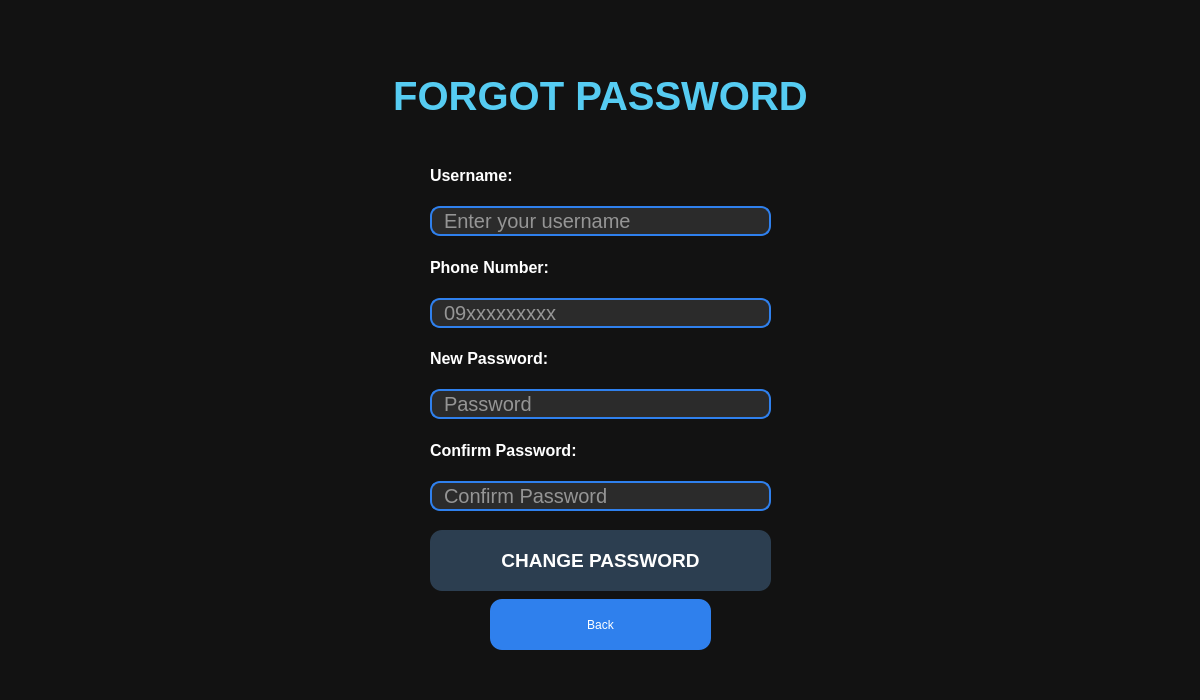
Qt form Platwo/forgotpasswordwindow.ui (Carbon-128X/CarbonApollo-PlaTwo) before a commit.
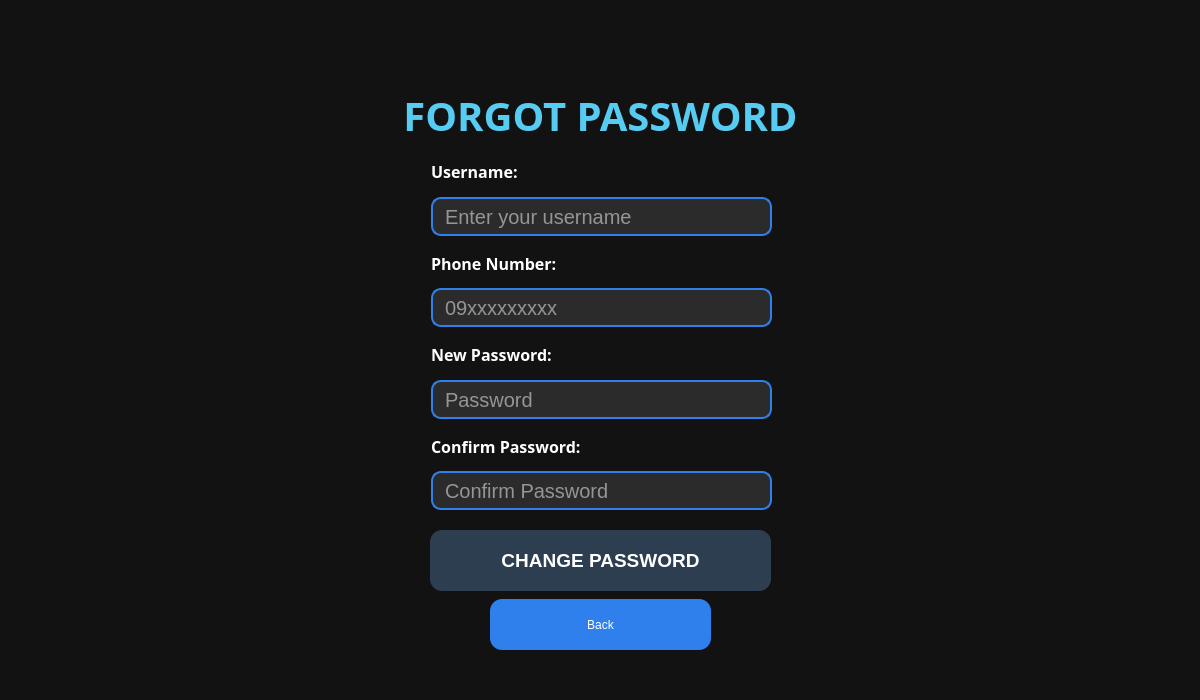
The same form after that commit.

What changed in the file:
```diff
--- a/Platwo/forgotpasswordwindow.ui
+++ b/Platwo/forgotpasswordwindow.ui
@@ -10,6 +10,12 @@
     <height>700</height>
    </rect>
   </property>
+  <property name="maximumSize">
+   <size>
+    <width>1200</width>
+    <height>700</height>
+   </size>
+  </property>
   <property name="windowTitle">
    <string>Form</string>
   </property>
@@ -20,19 +26,21 @@
    <property name="geometry">
     <rect>
      <x>20</x>
-     <y>50</y>
+     <y>40</y>
      <width>1161</width>
-     <height>91</height>
+     <height>151</height>
     </rect>
    </property>
    <property name="font">
     <font>
+     <family>Sitka Text</family>
      <pointsize>30</pointsize>
      <bold>true</bold>
     </font>
    </property>
    <property name="styleSheet">
-    <string notr="true">color:#56CCF2;</string>
+    <string notr="true">color:#56CCF2;
+background:transparent;</string>
    </property>
    <property name="text">
     <string>FORGOT PASSWORD</string>
@@ -41,219 +49,6 @@
     <set>Qt::AlignmentFlag::AlignCenter</set>
    </property>
   </widget>
-  <widget class="QWidget" name="layoutWidget">
-   <property name="geometry">
-    <rect>
-     <x>430</x>
-     <y>150</y>
-     <width>341</width>
-     <height>361</height>
-    </rect>
-   </property>
-   <layout class="QVBoxLayout" name="verticalLayout">
-    <item>
-     <widget class="QLabel" name="usernameLabel">
-      <property name="font">
-       <font>
-        <pointsize>12</pointsize>
-        <bold>true</bold>
-       </font>
-      </property>
-      <property name="styleSheet">
-       <string notr="true">color:white;</string>
-      </property>
-      <property name="text">
-       <string>Username:</string>
-      </property>
-     </widget>
-    </item>
-    <item>
-     <widget class="QLineEdit" name="usernameEdit">
-      <property name="font">
-       <font>
-        <family>Segoe UI</family>
-        <pointsize>15</pointsize>
-        <italic>false</italic>
-        <bold>false</bold>
-       </font>
-      </property>
-      <property name="styleSheet">
-       <string notr="true">QLineEdit{
-    background:#2B2B2B;
-    border:2px solid #2F80ED;
-    border-radius:10px;
-    padding-left:10px;
-    color:white;
-    font:15pt &quot;Segoe UI&quot;;
-}
-
-QLineEdit:focus{
-    border:2px solid #56CCF2;
-}</string>
-      </property>
-      <property name="text">
-       <string/>
-      </property>
-      <property name="placeholderText">
-       <string>Enter your username</string>
-      </property>
-     </widget>
-    </item>
-    <item>
-     <widget class="QLabel" name="phoneLabel">
-      <property name="font">
-       <font>
-        <pointsize>12</pointsize>
-        <bold>true</bold>
-       </font>
-      </property>
-      <property name="styleSheet">
-       <string notr="true">color:white;</string>
-      </property>
-      <property name="text">
-       <string>Phone Number:</string>
-      </property>
-     </widget>
-    </item>
-    <item>
-     <widget class="QLineEdit" name="phoneEdit">
-      <property name="font">
-       <font>
-        <family>Segoe UI</family>
-        <pointsize>15</pointsize>
-        <italic>false</italic>
-        <bold>false</bold>
-       </font>
-      </property>
-      <property name="styleSheet">
-       <string notr="true">QLineEdit{
-    background:#2B2B2B;
-    border:2px solid #2F80ED;
-    border-radius:10px;
-    padding-left:10px;
-    color:white;
-    font:15pt &quot;Segoe UI&quot;;
-}
-
-QLineEdit:focus{
-    border:2px solid #56CCF2;
-}</string>
-      </property>
-      <property name="text">
-       <string/>
-      </property>
-      <property name="maxLength">
-       <number>11</number>
-      </property>
-      <property name="placeholderText">
-       <string>09xxxxxxxxx</string>
-      </property>
-     </widget>
-    </item>
-    <item>
-     <widget class="QLabel" name="newPasswordLabel">
-      <property name="font">
-       <font>
-        <pointsize>12</pointsize>
-        <bold>true</bold>
-       </font>
-      </property>
-      <property name="styleSheet">
-       <string notr="true">color:white;</string>
-      </property>
-      <property name="text">
-       <string>New Password:</string>
-      </property>
-     </widget>
-    </item>
-    <item>
-     <widget class="QLineEdit" name="newPasswordEdit">
-      <property name="font">
-       <font>
-        <family>Segoe UI</family>
-        <pointsize>15</pointsize>
-        <italic>false</italic>
-        <bold>false</bold>
-       </font>
-      </property>
-      <property name="styleSheet">
-       <string notr="true">QLineEdit{
-    background:#2B2B2B;
-    border:2px solid #2F80ED;
-    border-radius:10px;
-    padding-left:10px;
-    color:white;
-    font:15pt &quot;Segoe UI&quot;;
-}
-
-QLineEdit:focus{
-    border:2px solid #56CCF2;
-}</string>
-      </property>
-      <property name="text">
-       <string/>
-      </property>
-      <property name="echoMode">
-       <enum>QLineEdit::EchoMode::Password</enum>
-      </property>
-      <property name="placeholderText">
-       <string>Password</string>
-      </property>
-     </widget>
-    </item>
-    <item>
-     <widget class="QLabel" name="confirmPasswordLabel">
-      <property name="font">
-       <font>
-        <pointsize>12</pointsize>
-        <bold>true</bold>
-       </font>
-      </property>
-      <property name="styleSheet">
-       <string notr="true">color:white;</string>
-      </property>
-      <property name="text">
-       <string>Confirm Password:</string>
-      </property>
-     </widget>
-    </item>
-    <item>
-     <widget class="QLineEdit" name="confirmPasswordEdit">
-      <property name="font">
-       <font>
-        <family>Segoe UI</family>
-        <pointsize>15</pointsize>
-        <italic>false</italic>
-        <bold>false</bold>
-       </font>
-      </property>
-      <property name="styleSheet">
-       <string notr="true">QLineEdit{
-    background:#2B2B2B;
-    border:2px solid #2F80ED;
-    border-radius:10px;
-    padding-left:10px;
-    color:white;
-    font:15pt &quot;Segoe UI&quot;;
-}
-
-QLineEdit:focus{
-    border:2px solid #56CCF2;
-}</string>
-      </property>
-      <property name="text">
-       <string/>
-      </property>
-      <property name="echoMode">
-       <enum>QLineEdit::EchoMode::Password</enum>
-      </property>
-      <property name="placeholderText">
-       <string>Confirm Password</string>
-      </property>
-     </widget>
-    </item>
-   </layout>
-  </widget>
   <widget class="QPushButton" name="changePasswordButton">
    <property name="geometry">
     <rect>
@@ -357,6 +152,263 @@
     <string>Back</string>
    </property>
   </widget>
+  <widget class="QLabel" name="confirmPasswordLabel">
+   <property name="geometry">
+    <rect>
+     <x>431</x>
+     <y>426</y>
+     <width>251</width>
+     <height>41</height>
+    </rect>
+   </property>
+   <property name="font">
+    <font>
+     <family>Sitka Text</family>
+     <pointsize>12</pointsize>
+     <bold>true</bold>
+    </font>
+   </property>
+   <property name="styleSheet">
+    <string notr="true">color:white;
+background:transparent;</string>
+   </property>
+   <property name="text">
+    <string>Confirm Password:</string>
+   </property>
+  </widget>
+  <widget class="QLineEdit" name="newPasswordEdit">
+   <property name="geometry">
+    <rect>
+     <x>431</x>
+     <y>380</y>
+     <width>341</width>
+     <height>39</height>
+    </rect>
+   </property>
+   <property name="font">
+    <font>
+     <family>Segoe UI</family>
+     <pointsize>15</pointsize>
+     <italic>false</italic>
+     <bold>false</bold>
+    </font>
+   </property>
+   <property name="styleSheet">
+    <string notr="true">QLineEdit{
+    background:#2B2B2B;
+    border:2px solid #2F80ED;
+    border-radius:10px;
+    padding-left:10px;
+    color:white;
+    font:15pt &quot;Segoe UI&quot;;
+}
+
+QLineEdit:focus{
+    border:2px solid #56CCF2;
+}</string>
+   </property>
+   <property name="text">
+    <string/>
+   </property>
+   <property name="echoMode">
+    <enum>QLineEdit::EchoMode::Password</enum>
+   </property>
+   <property name="placeholderText">
+    <string>Password</string>
+   </property>
+  </widget>
+  <widget class="QLabel" name="usernameLabel">
+   <property name="geometry">
+    <rect>
+     <x>431</x>
+     <y>151</y>
+     <width>171</width>
+     <height>41</height>
+    </rect>
+   </property>
+   <property name="font">
+    <font>
+     <family>Sitka Text</family>
+     <pointsize>12</pointsize>
+     <bold>true</bold>
+    </font>
+   </property>
+   <property name="styleSheet">
+    <string notr="true">color:white;
+background:transparent;</string>
+   </property>
+   <property name="text">
+    <string>Username:</string>
+   </property>
+  </widget>
+  <widget class="QLabel" name="newPasswordLabel">
+   <property name="geometry">
+    <rect>
+     <x>431</x>
+     <y>334</y>
+     <width>181</width>
+     <height>41</height>
+    </rect>
+   </property>
+   <property name="font">
+    <font>
+     <family>Sitka Text</family>
+     <pointsize>12</pointsize>
+     <bold>true</bold>
+    </font>
+   </property>
+   <property name="styleSheet">
+    <string notr="true">color:white;
+background:transparent;</string>
+   </property>
+   <property name="text">
+    <string>New Password:</string>
+   </property>
+  </widget>
+  <widget class="QLineEdit" name="phoneEdit">
+   <property name="geometry">
+    <rect>
+     <x>431</x>
+     <y>288</y>
+     <width>341</width>
+     <height>39</height>
+    </rect>
+   </property>
+   <property name="font">
+    <font>
+     <family>Segoe UI</family>
+     <pointsize>15</pointsize>
+     <italic>false</italic>
+     <bold>false</bold>
+    </font>
+   </property>
+   <property name="styleSheet">
+    <string notr="true">QLineEdit{
+    background:#2B2B2B;
+    border:2px solid #2F80ED;
+    border-radius:10px;
+    padding-left:10px;
+    color:white;
+    font:15pt &quot;Segoe UI&quot;;
+}
+
+QLineEdit:focus{
+    border:2px solid #56CCF2;
+}</string>
+   </property>
+   <property name="text">
+    <string/>
+   </property>
+   <property name="maxLength">
+    <number>11</number>
+   </property>
+   <property name="placeholderText">
+    <string>09xxxxxxxxx</string>
+   </property>
+  </widget>
+  <widget class="QLineEdit" name="confirmPasswordEdit">
+   <property name="geometry">
+    <rect>
+     <x>431</x>
+     <y>471</y>
+     <width>341</width>
+     <height>39</height>
+    </rect>
+   </property>
+   <property name="font">
+    <font>
+     <family>Segoe UI</family>
+     <pointsize>15</pointsize>
+     <italic>false</italic>
+     <bold>false</bold>
+    </font>
+   </property>
+   <property name="styleSheet">
+    <string notr="true">QLineEdit{
+    background:#2B2B2B;
+    border:2px solid #2F80ED;
+    border-radius:10px;
+    padding-left:10px;
+    color:white;
+    font:15pt &quot;Segoe UI&quot;;
+}
+
+QLineEdit:focus{
+    border:2px solid #56CCF2;
+}</string>
+   </property>
+   <property name="text">
+    <string/>
+   </property>
+   <property name="echoMode">
+    <enum>QLineEdit::EchoMode::Password</enum>
+   </property>
+   <property name="placeholderText">
+    <string>Confirm Password</string>
+   </property>
+  </widget>
+  <widget class="QLineEdit" name="usernameEdit">
+   <property name="geometry">
+    <rect>
+     <x>431</x>
+     <y>197</y>
+     <width>341</width>
+     <height>39</height>
+    </rect>
+   </property>
+   <property name="font">
+    <font>
+     <family>Segoe UI</family>
+     <pointsize>15</pointsize>
+     <italic>false</italic>
+     <bold>false</bold>
+    </font>
+   </property>
+   <property name="styleSheet">
+    <string notr="true">QLineEdit{
+    background:#2B2B2B;
+    border:2px solid #2F80ED;
+    border-radius:10px;
+    padding-left:10px;
+    color:white;
+    font:15pt &quot;Segoe UI&quot;;
+}
+
+QLineEdit:focus{
+    border:2px solid #56CCF2;
+}</string>
+   </property>
+   <property name="text">
+    <string/>
+   </property>
+   <property name="placeholderText">
+    <string>Enter your username</string>
+   </property>
+  </widget>
+  <widget class="QLabel" name="phoneLabel">
+   <property name="geometry">
+    <rect>
+     <x>431</x>
+     <y>243</y>
+     <width>171</width>
+     <height>41</height>
+    </rect>
+   </property>
+   <property name="font">
+    <font>
+     <family>Sitka Text</family>
+     <pointsize>12</pointsize>
+     <bold>true</bold>
+    </font>
+   </property>
+   <property name="styleSheet">
+    <string notr="true">color:white;
+background:transparent;</string>
+   </property>
+   <property name="text">
+    <string>Phone Number:</string>
+   </property>
+  </widget>
  </widget>
  <resources/>
  <connections/>
```
